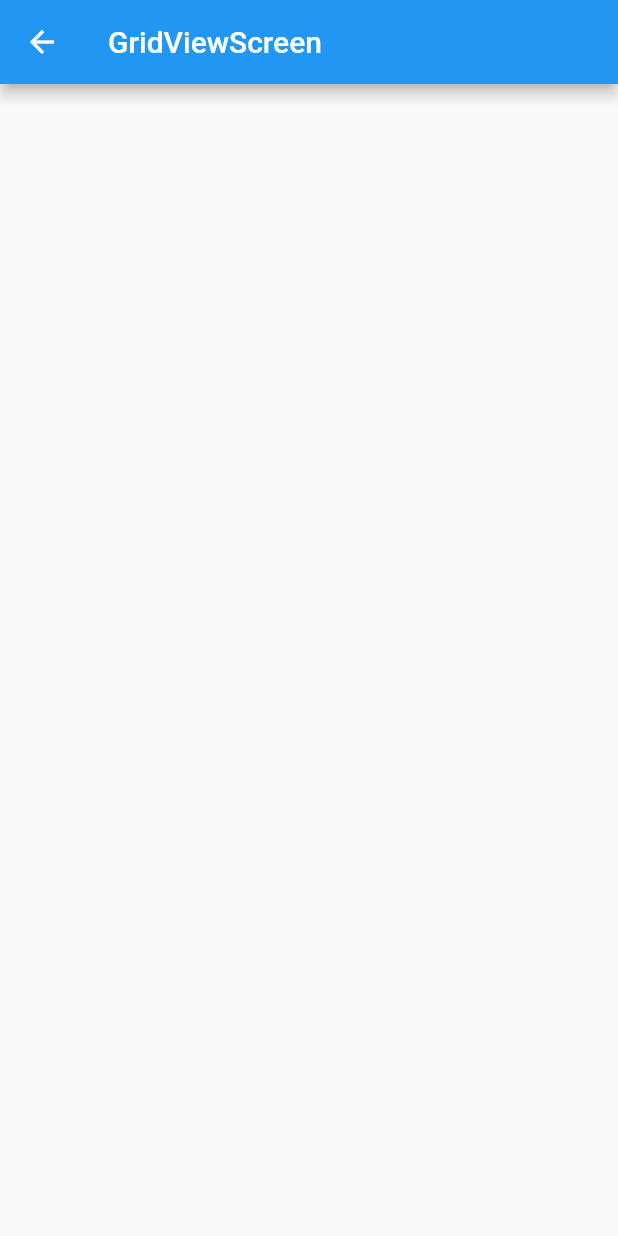
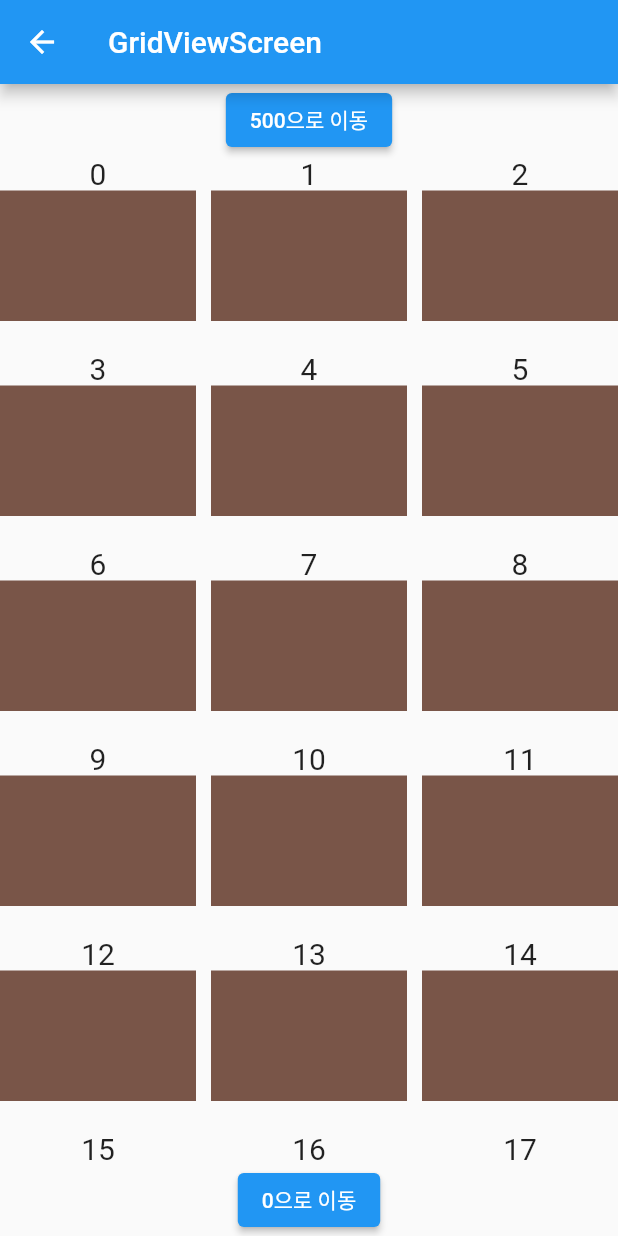
Before and after one commit to jinhan38/flutter_lecture_offline, a Flutter app: the GridViewScreen screen opened directly, on a phone screen of 412 x 824 dp. Run offline on Flutter 3.47's test engine with Material 2 defaults, Android fonts, the phone set to English and light mode, and no system bars.

Commit message:
GridView ScrollController 추가

```diff
--- a/lib/ch5/gridview_screen.dart
+++ b/lib/ch5/gridview_screen.dart
@@ -1,3 +1,5 @@
+import 'dart:math';
+
 import 'package:flutter/material.dart';
 
 class GridViewScreen extends StatefulWidget {
@@ -8,12 +10,147 @@ class GridViewScreen extends StatefulWidget {
 }
 
 class _GridViewScreenState extends State<GridViewScreen> {
+  final ScrollController scrollController = ScrollController();
+
+  @override
+  void dispose() {
+    scrollController.dispose();
+    super.dispose();
+  }
+
   @override
   Widget build(BuildContext context) {
     return Scaffold(
       appBar: AppBar(
-        title: Text("GridViewScreen"),
+        title: const Text("GridViewScreen"),
+      ),
+
+      /// Column 안에 스크롤이 있는 위젯이 들어가면 오류 발생
+      /// 'Vertical viewport was given unbounded height.'
+      /// 문제는 오류 그대로 높이 설정을 안 해줘서 발생
+      /// Expanded는 Column 내부에서 최대로 확장한 사이즈로 그려짐
+      body: Column(
+        children: [
+          /// 스크롤 이동 버튼
+          ElevatedButton(
+            onPressed: () {
+              if (scrollController.hasClients) {
+                scrollController.animateTo(500,
+                    duration: const Duration(milliseconds: 500),
+                    curve: Curves.fastOutSlowIn);
+              }
+            },
+            child: const Text("500으로 이동"),
+          ),
+
+          // SizedBox(
+          //   height: 400,
+          //   child: gridviewBuilder(),
+          // ),
+          Expanded(child: gridviewBuilder()),
+
+          ElevatedButton(
+            onPressed: () {
+              if (scrollController.hasClients) {
+                scrollController.animateTo(0,
+                    duration: const Duration(milliseconds: 500),
+                    curve: Curves.fastOutSlowIn);
+              }
+            },
+            child: const Text("0으로 이동"),
+          ),
+        ],
       ),
     );
   }
+
+  Widget gridviewCount() {
+    /// crossAxisCount
+    /// -> 기준축과 교차되는 축에 들어가는 아이템 개수
+    /// crossAxisSpacing
+    /// -> 기준축과 교차되는 축의 아이템 사이 간격
+    /// mainAxisSpacing
+    /// -> 기준축 아이템들의 간격
+    return GridView.count(
+      crossAxisCount: 3,
+      crossAxisSpacing: 10,
+      mainAxisSpacing: 40,
+      children: [
+        ...listItem(),
+      ],
+    );
+  }
+
+  Widget gridviewBase() {
+    return GridView(
+      gridDelegate: delegate(),
+      children: [
+        ...listItem(),
+      ],
+    );
+  }
+
+  Widget gridviewBuilder() {
+    return GridView.builder(
+      controller: scrollController,
+      gridDelegate: delegate(),
+      itemCount: 100,
+      itemBuilder: (context, index) {
+        return GestureDetector(
+          onTap: () {
+            if (index == 99) {
+              scrollController.animateTo(0,
+                  duration: const Duration(milliseconds: 500),
+                  curve: Curves.fastOutSlowIn);
+            }
+          },
+          child: Column(
+            children: [
+              Text(
+                index.toString(),
+                style: const TextStyle(fontSize: 20),
+              ),
+              Expanded(child: item()),
+            ],
+          ),
+        );
+      },
+    );
+  }
+
+  SliverGridDelegate delegate() {
+    return const SliverGridDelegateWithFixedCrossAxisCount(
+      crossAxisCount: 3,
+
+      /// 기준축과 교차축의 아이템 사이즈 비율
+      /// 1 : 기준축, 교차축 동일
+      /// 0.5 : 기준축이 교차축의 2배
+      /// 2 : 교차축이 기준축의 2배
+      /// 기기별 사이즈 다양한.
+      childAspectRatio: 0.7,
+      crossAxisSpacing: 10,
+      mainAxisSpacing: 20,
+
+      /// 메인축의 사이즈 설정
+      mainAxisExtent: 110,
+    );
+  }
+
+  List<Widget> listItem() {
+    List<Widget> widgets = [];
+
+    /// int i의 시작 값은 0
+    /// 한번 반복될 때 마다 1씩 증가(++)
+    /// i가 10 미만일 때 까지만 반복
+    for (int i = 0; i < 50; i++) {
+      widgets.add(item());
+    }
+    return widgets;
+  }
+
+  Widget item() {
+    return Container(
+      color: Colors.primaries[Random().nextInt(Colors.primaries.length)],
+    );
+  }
 }
```
